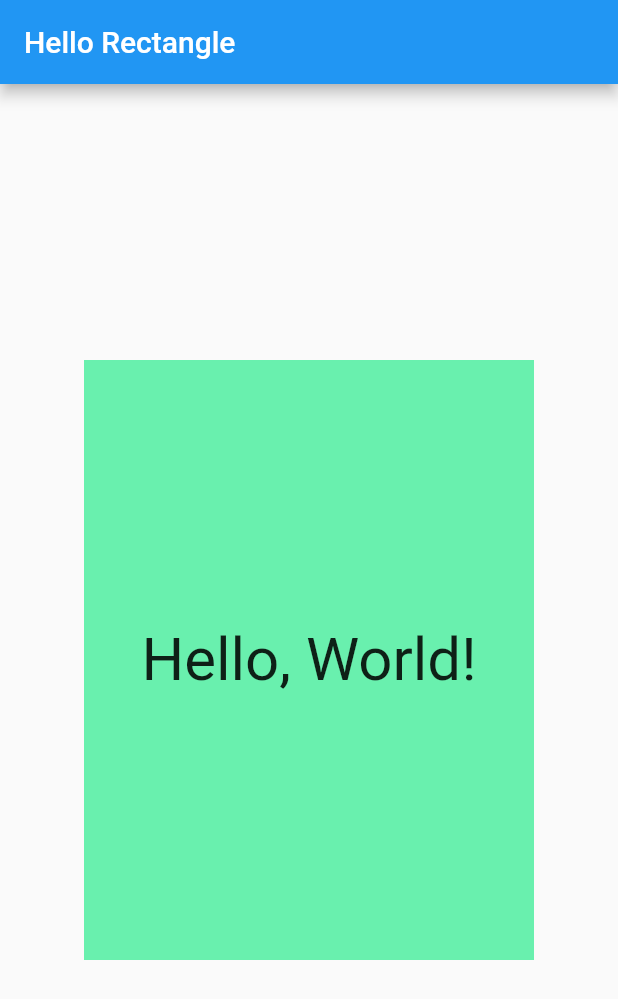
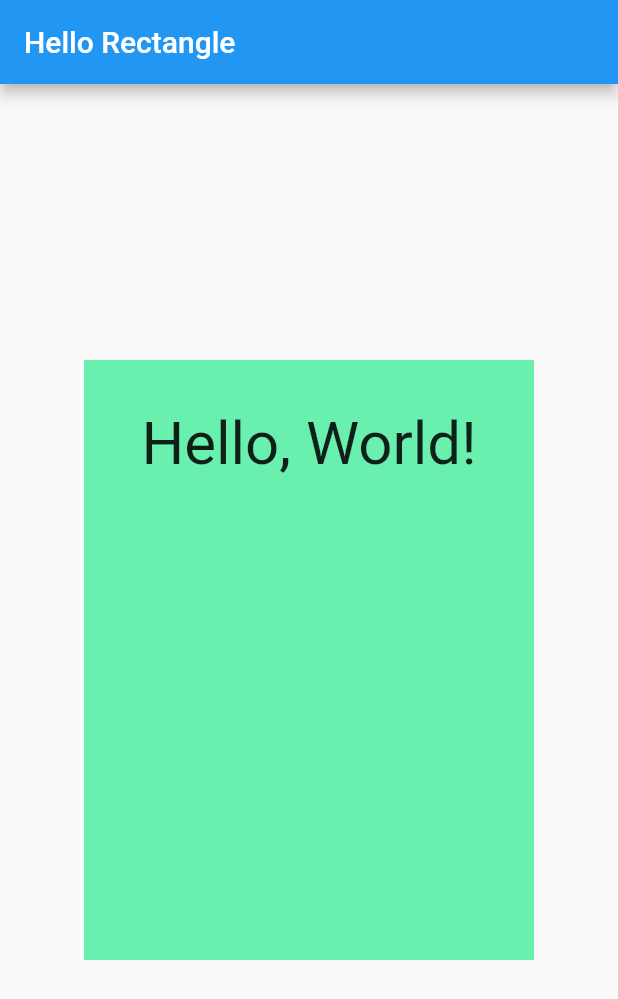
Before and after one commit to Unc7e/TutorialFlutterHelloRectangle, a Flutter app: the screen it shows after launch, on a phone screen of 412 x 824 dp. Shown: the top 999 px of the screen. Run offline on Flutter 3.47's test engine with Material 2 defaults, Android fonts, the phone set to English and light mode, and no system bars.

```diff
--- a/hello_rectangle/lib/main.dart
+++ b/hello_rectangle/lib/main.dart
@@ -1,13 +1,15 @@
 import 'package:flutter/material.dart';
 import 'package:flutter/widgets.dart';
 
-void main(){
+const _padding = EdgeInsets.all(16.0);
+
+void main() {
   runApp(
     MaterialApp(
       debugShowCheckedModeBanner: false,
       home: Scaffold(
         appBar: AppBar(
-          title:Text('Hello Rectangle'),
+          title: Text('Hello Rectangle'),
         ),
         body: HelloRectangle(),
       ),
@@ -15,22 +17,23 @@ void main(){
   );
 }
 
-class HelloRectangle extends StatelessWidget{
+class HelloRectangle extends StatelessWidget {
   @override
   Widget build(BuildContext context) {
     return Center(
         child: Container(
+      padding: _padding,
       color: Colors.greenAccent,
       height: 400.0,
       width: 300.0,
-        child: Center(
+      child: Padding(
+        padding: _padding,
         child: Text(
           'Hello, World!',
           style: TextStyle(fontSize: 40.0),
           textAlign: TextAlign.center,
         ),
       ),
-      )
-    );
+    ));
   }
 }
```
Lines whose indentation alone changed are shown as unchanged.
